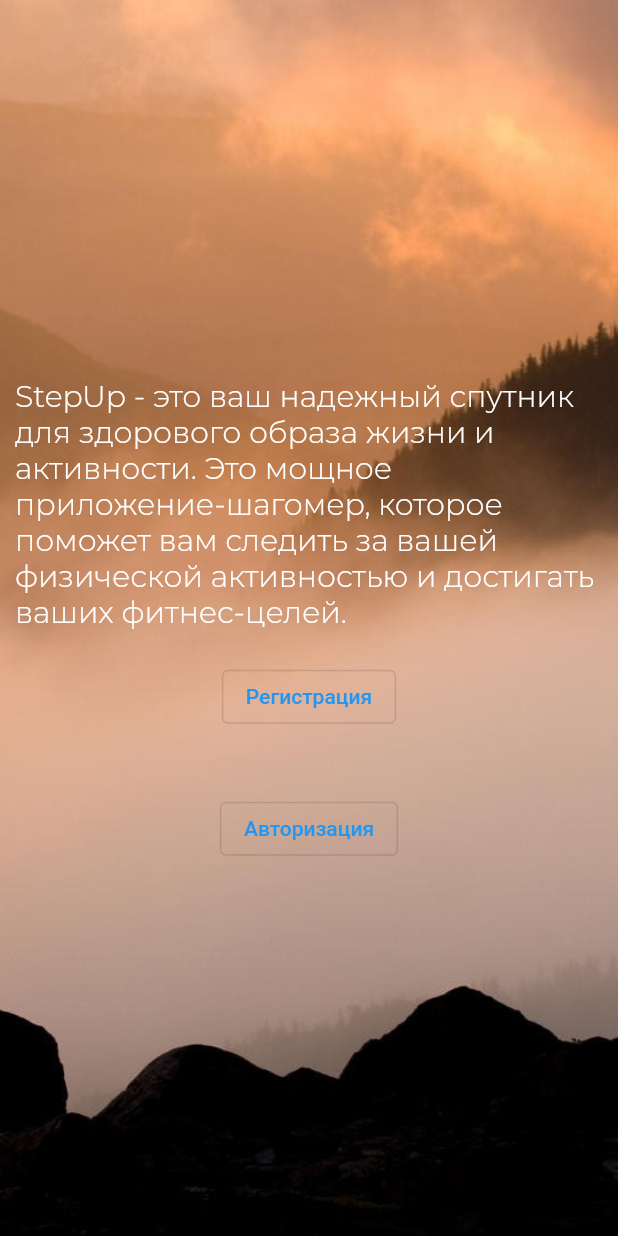
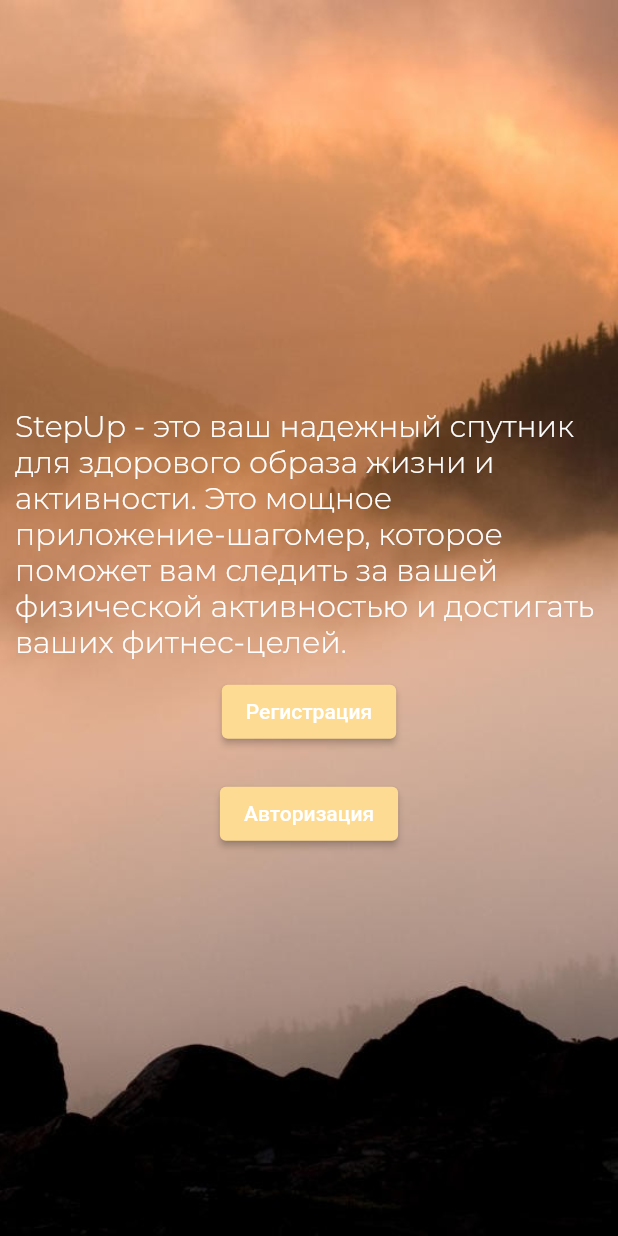
Before and after one commit to SoulNaturalist/StepUp, a Flutter app: the screen it shows after launch, on a phone screen of 412 x 824 dp. Run offline on Flutter 3.47's test engine with Material 2 defaults, Android fonts, the light colour scheme and no system bars.

Commit message:
changed color buttons auth

```diff
--- a/lib/widgets/pages/welcome.dart
+++ b/lib/widgets/pages/welcome.dart
@@ -32,9 +32,11 @@ class WelcomePage extends StatelessWidget {
             ),
             Container(
               width: double.infinity,
-              padding: const EdgeInsets.all(20),
+              padding: const EdgeInsets.all(10),
               alignment: Alignment.topCenter,
-              child: OutlinedButton(
+              child: ElevatedButton(
+                style: ElevatedButton.styleFrom(
+                    backgroundColor: const Color.fromARGB(255, 253, 219, 146)),
                 child: const Text("Регистрация"),
                 onPressed: () {
                   Navigator.pushNamed(context, '/login');
@@ -43,9 +45,11 @@ class WelcomePage extends StatelessWidget {
             ),
             Container(
               width: double.infinity,
-              padding: const EdgeInsets.all(20),
+              padding: const EdgeInsets.all(10),
               alignment: Alignment.topCenter,
-              child: OutlinedButton(
+              child: ElevatedButton(
+                style: ElevatedButton.styleFrom(
+                    backgroundColor: const Color.fromARGB(255, 253, 219, 146)),
                 child: const Text("Авторизация"),
                 onPressed: () {
                   Navigator.pushNamed(context, '/auth');
```
